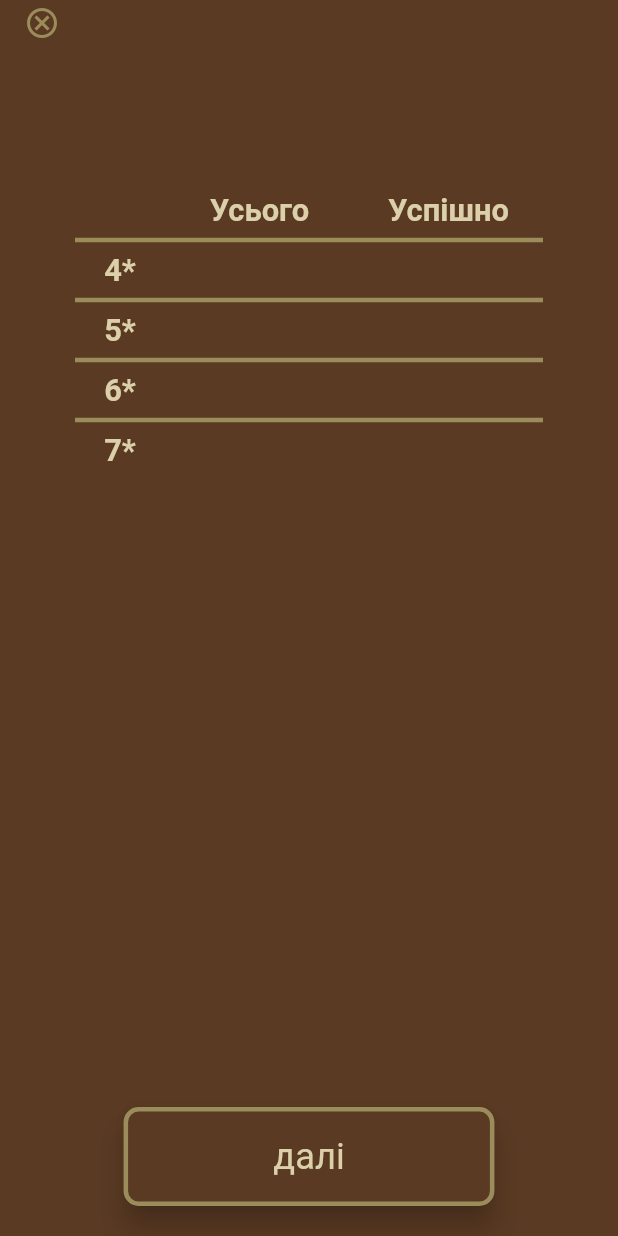
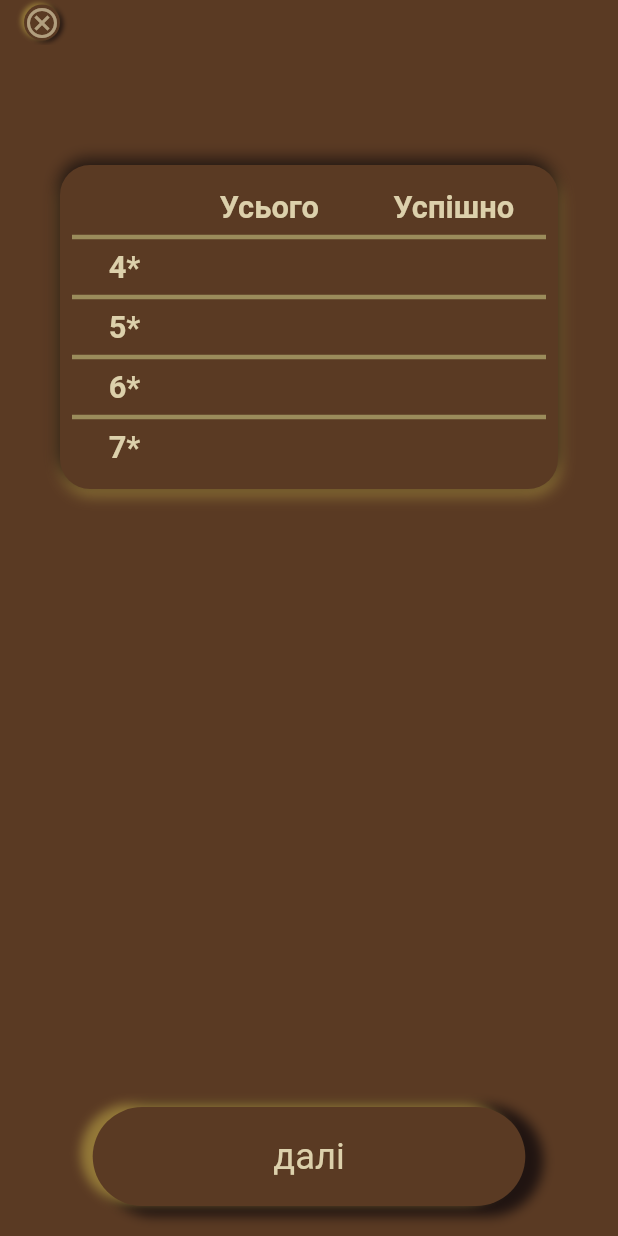
Before and after one commit to eNotEnoughBeer/guess_word_ua, a Flutter app: the screen it shows after launch, after a tap on "досягнення", on a phone screen of 412 x 824 dp. Run offline on Flutter 3.47's test engine with Material 2 defaults, Android fonts, the phone set to English and light mode, and no system bars; our stand-ins replace shared_preferences; Roboto replaces fonts that are missing (game_font).

Commit message:
some UI modifications

```diff
--- a/lib/UI/colors_map.dart
+++ b/lib/UI/colors_map.dart
@@ -8,3 +8,5 @@ const cardBorder = Color(0xFF9B8C5B);
 const textColor = Color(0xFFDCD0AB);
 const absentColor = Color(0xFF2B0010);
 const backgroundColor = Color(0xFF5A3A23);
+const shadowColor = Color(0xFF201411);
+const lightShadowColor = Color(0xff947938);
--- a/lib/UI/game_button.dart
+++ /dev/null
@@ -1,58 +0,0 @@
-import 'dart:math';
-import 'package:flutter/material.dart';
-import 'package:guess_word_ua/UI/colors_map.dart';
-
-class GameButton extends StatelessWidget {
-  final double? width;
-  final double? height;
-  final String text;
-  final VoidCallback? onPressed;
-
-  const GameButton(
-      {Key? key,
-      this.onPressed,
-      double? buttonWidth,
-      double? buttonHeight,
-      required this.text})
-      : width = buttonWidth,
-        height = buttonHeight,
-        super(key: key);
-
-  @override
-  Widget build(BuildContext context) {
-    final buttonHeight = height ?? MediaQuery.of(context).size.height * 0.08;
-    final buttonWidth = width ?? MediaQuery.of(context).size.width * 0.6;
-    final fontHeight = min(MediaQuery.of(context).size.width,
-            MediaQuery.of(context).size.height) /
-        17;
-    bool textIsImagePath = text.indexOf('assets/') == 0;
-    return SizedBox(
-      width: buttonWidth,
-      height: buttonHeight,
-      child: Material(
-        elevation: 8,
-        shape: const RoundedRectangleBorder(
-          side: BorderSide(color: cardBorder, width: 3),
-          borderRadius: BorderRadius.all(Radius.circular(10)),
-        ),
-        color: backgroundColor,
-        child: InkWell(
-          borderRadius: const BorderRadius.all(Radius.circular(10)),
-          onTap: onPressed,
-          child: Center(
-            child: textIsImagePath
-                ? Padding(
-                    padding: const EdgeInsets.all(8.0),
-                    child: Image.asset(text),
-                  )
-                : Text(text,
-                    style: TextStyle(
-                      color: textColor,
-                      fontSize: fontHeight,
-                    )),
-          ),
-        ),
-      ),
-    );
-  }
-}
--- a/lib/UI/game_screen.dart
+++ b/lib/UI/game_screen.dart
@@ -1,11 +1,12 @@
 import 'package:flutter/material.dart';
-import 'package:guess_word_ua/UI/game_button.dart';
+import 'package:guess_word_ua/UI/widgets/game_button.dart';
 import 'package:guess_word_ua/UI/colors_map.dart';
 import 'package:guess_word_ua/UI/guess_word/words_widget.dart';
 import 'package:guess_word_ua/UI/virtual_keyboard/keyboard.dart';
 import 'package:guess_word_ua/services/navigation.dart';
 import 'package:guess_word_ua/view_model/view_model.dart';
 import 'package:provider/provider.dart';
+import 'widgets/back_to_previous_page.dart';
 
 class GameScreen extends StatelessWidget {
   const GameScreen({Key? key}) : super(key: key);
@@ -26,13 +27,16 @@ class GameScreen extends StatelessWidget {
           toolbarHeight: 30,
           backgroundColor: Colors.transparent,
           elevation: 0,
-          leading: IconButton(
-            padding: EdgeInsets.zero,
-            splashRadius: 15,
-            onPressed: () => Navigation.returnToPreviousPage(context),
-            icon: const Icon(
-              Icons.cancel_outlined,
-              color: cardBorder,
+          leading: BackToPreviousButton(
+            radius: 12,
+            child: IconButton(
+              padding: EdgeInsets.zero,
+              splashRadius: 15,
+              onPressed: () => Navigation.returnToPreviousPage(context),
+              icon: Icon(
+                Icons.cancel_outlined,
+                color: textColor.withAlpha(170),
+              ),
             ),
           ),
         ),
--- a/lib/UI/initial_screen.dart
+++ b/lib/UI/initial_screen.dart
@@ -1,6 +1,6 @@
 import 'package:flutter/material.dart';
 import 'package:guess_word_ua/UI/colors_map.dart';
-import 'package:guess_word_ua/UI/game_button.dart';
+import 'package:guess_word_ua/UI/widgets/game_button.dart';
 import 'package:guess_word_ua/services/navigation.dart';
 
 class InitialScreen extends StatelessWidget {
@@ -8,7 +8,7 @@ class InitialScreen extends StatelessWidget {
 
   @override
   Widget build(BuildContext context) {
-    final double logoSize = MediaQuery.of(context).size.width * 0.4;
+    final double logoSize = MediaQuery.of(context).size.width * 0.45;
     return Scaffold(
       backgroundColor: backgroundColor,
       body: SafeArea(
@@ -49,15 +49,15 @@ class InitialScreen extends StatelessWidget {
                 children: [
                   GameButton(
                     text: 'досягнення',
-                    buttonWidth: MediaQuery.of(context).size.width * 0.46,
+                    buttonWidth: MediaQuery.of(context).size.width * 0.54,
                     onPressed: () => Navigation.showStatisticsScreen(context),
                   ),
                   SizedBox(
-                    width: MediaQuery.of(context).size.width * 0.02,
+                    width: MediaQuery.of(context).size.width * 0.03,
                   ),
                   GameButton(
                     text: '?',
-                    buttonWidth: MediaQuery.of(context).size.width * 0.12,
+                    buttonWidth: MediaQuery.of(context).size.height * 0.08,
                     onPressed: () => Navigation.showRulesScreen(context),
                   ),
                 ],
--- a/lib/UI/rules_screen.dart
+++ b/lib/UI/rules_screen.dart
@@ -1,6 +1,7 @@
 import 'package:flutter/material.dart';
 import 'package:guess_word_ua/UI/colors_map.dart';
-import 'package:guess_word_ua/UI/game_button.dart';
+import 'package:guess_word_ua/UI/widgets/back_to_previous_page.dart';
+import 'package:guess_word_ua/UI/widgets/game_button.dart';
 import 'package:guess_word_ua/services/navigation.dart';
 
 class RulesScreen extends StatelessWidget {
@@ -18,13 +19,16 @@ class RulesScreen extends StatelessWidget {
         toolbarHeight: 30,
         backgroundColor: Colors.transparent,
         elevation: 0,
-        leading: IconButton(
-          padding: EdgeInsets.zero,
-          splashRadius: 15,
-          onPressed: () => Navigation.returnToPreviousPage(context),
-          icon: const Icon(
-            Icons.cancel_outlined,
-            color: unusedColor,
+        leading: BackToPreviousButton(
+          radius: 12,
+          child: IconButton(
+            padding: EdgeInsets.zero,
+            splashRadius: 15,
+            onPressed: () => Navigation.returnToPreviousPage(context),
+            icon: Icon(
+              Icons.cancel_outlined,
+              color: textColor.withAlpha(170),
+            ),
           ),
         ),
       ),
--- a/lib/UI/splash_screen.dart
+++ b/lib/UI/splash_screen.dart
@@ -1,5 +1,6 @@
 import 'package:flutter/material.dart';
 import 'package:guess_word_ua/UI/colors_map.dart';
+import 'package:guess_word_ua/UI/widgets/logo_widget.dart';
 import 'package:guess_word_ua/services/navigation.dart';
 
 class SplashScreen extends StatefulWidget {
@@ -26,11 +27,7 @@ class _SplashScreenState extends State<SplashScreen> {
         child: Column(
           children: [
             SizedBox(height: topPaddingHeight),
-            SizedBox(
-              width: topPaddingHeight * 1.3,
-              height: topPaddingHeight * 1.3,
-              child: const Image(image: AssetImage('assets/logo.png')),
-            ),
+            Logo(size: topPaddingHeight * 1.3),
             const Spacer(),
             const Text(
               'by',
--- a/lib/UI/statistics_screen.dart
+++ b/lib/UI/statistics_screen.dart
@@ -1,6 +1,7 @@
 import 'package:flutter/material.dart';
 import 'package:guess_word_ua/UI/colors_map.dart';
-import 'package:guess_word_ua/UI/game_button.dart';
+import 'package:guess_word_ua/UI/widgets/back_to_previous_page.dart';
+import 'package:guess_word_ua/UI/widgets/game_button.dart';
 import 'package:guess_word_ua/providers/statistics_provider.dart';
 import 'package:guess_word_ua/services/navigation.dart';
 import 'package:guess_word_ua/services/statistics_service.dart';
@@ -27,13 +28,16 @@ class _StatisticsScreenState extends State<StatisticsScreen> {
         toolbarHeight: 30,
         backgroundColor: Colors.transparent,
         elevation: 0,
-        leading: IconButton(
-          padding: EdgeInsets.zero,
-          splashRadius: 15,
-          onPressed: () => Navigation.returnToPreviousPage(context),
-          icon: const Icon(
-            Icons.cancel_outlined,
-            color: cardBorder,
+        leading: BackToPreviousButton(
+          radius: 12,
+          child: IconButton(
+            padding: EdgeInsets.zero,
+            splashRadius: 15,
+            onPressed: () => Navigation.returnToPreviousPage(context),
+            icon: Icon(
+              Icons.cancel_outlined,
+              color: textColor.withAlpha(170),
+            ),
           ),
         ),
       ),
@@ -46,7 +50,26 @@ class _StatisticsScreenState extends State<StatisticsScreen> {
           }
           return Column(children: [
             const SizedBox(height: 40),
-            _statisticsGrid(stats.data),
+            Padding(
+              padding: const EdgeInsets.all(40.0),
+              child: Container(
+                decoration: BoxDecoration(
+                  borderRadius: BorderRadius.circular(20),
+                  color: backgroundColor,
+                  boxShadow: const [
+                    BoxShadow(
+                        color: lightShadowColor,
+                        offset: Offset(1, 4),
+                        blurRadius: 8),
+                    BoxShadow(
+                        color: shadowColor,
+                        offset: Offset(-1, -4),
+                        blurRadius: 8),
+                  ],
+                ),
+                child: _statisticsGrid(stats.data),
+              ),
+            ),
             const Spacer(),
             GameButton(
               text: 'далі',
@@ -69,7 +92,7 @@ class _StatisticsScreenState extends State<StatisticsScreen> {
     );
     return Center(
       child: Padding(
-        padding: const EdgeInsets.all(50.0),
+        padding: const EdgeInsets.all(8.0),
         child: Table(
           border: const TableBorder(
             horizontalInside: BorderSide(
@@ -78,7 +101,7 @@ class _StatisticsScreenState extends State<StatisticsScreen> {
             ),
           ),
           columnWidths: const {
-            0: FixedColumnWidth(60),
+            0: FixedColumnWidth(70),
             1: FlexColumnWidth(1),
             2: FlexColumnWidth(1),
           },
--- a/lib/UI/virtual_keyboard/letter_key.dart
+++ b/lib/UI/virtual_keyboard/letter_key.dart
@@ -1,4 +1,5 @@
 import 'package:flutter/material.dart';
+import 'package:guess_word_ua/UI/colors_map.dart';
 import 'package:guess_word_ua/model/virtual_keyboard_model.dart';
 import 'package:provider/provider.dart';
 
@@ -14,13 +15,35 @@ class LetterKey extends StatelessWidget {
     return Expanded(
       flex: letter.flex,
       child: Padding(
-        padding: const EdgeInsets.all(2.0),
+        padding: const EdgeInsets.all(3.0),
+        child: Container(
+          decoration: letter.color == unusedColor
+              ? BoxDecoration(
+                  color: backgroundColor,
+                  borderRadius: BorderRadius.circular(4),
+                  boxShadow: const [
+                    BoxShadow(
+                      color: shadowColor,
+                      offset: Offset(1, 1),
+                      blurRadius: 5,
+                    ),
+                    BoxShadow(
+                      color: lightShadowColor,
+                      offset: Offset(-1, -1),
+                      blurRadius: 2,
+                    ),
+                  ],
+                )
+              : null,
           child: Material(
             shape: const RoundedRectangleBorder(
               borderRadius: BorderRadius.all(Radius.circular(4)),
             ),
             color: letter.color,
+            child: Padding(
+              padding: const EdgeInsets.all(1.0),
               child: InkWell(
+                borderRadius: const BorderRadius.all(Radius.circular(4)),
                 onTap: () {
                   letter.text == null
                       ? letter.onPressed?.call()
@@ -41,6 +64,8 @@ class LetterKey extends StatelessWidget {
               ),
             ),
           ),
+        ),
+      ),
     );
   }
 }
--- /dev/null
+++ b/lib/UI/widgets/back_to_previous_page.dart
@@ -0,0 +1,43 @@
+import 'package:flutter/material.dart';
+import 'package:guess_word_ua/UI/colors_map.dart';
+
+class BackToPreviousButton extends StatelessWidget {
+  final double radius;
+  final Widget child;
+  const BackToPreviousButton(
+      {Key? key, required this.radius, required this.child})
+      : super(key: key);
+
+  @override
+  Widget build(BuildContext context) {
+    return Stack(
+      children: [
+        Positioned(
+          top: 3,
+          left: 16,
+          child: Container(
+            width: radius * 2,
+            height: radius * 2,
+            decoration: BoxDecoration(
+              color: backgroundColor,
+              borderRadius: BorderRadius.circular(radius),
+              boxShadow: const [
+                BoxShadow(
+                  color: shadowColor,
+                  offset: Offset(2, 1),
+                  blurRadius: 2,
+                ),
+                BoxShadow(
+                  color: lightShadowColor,
+                  offset: Offset(-2, -1),
+                  blurRadius: 2,
+                ),
+              ],
+            ),
+          ),
+        ),
+        Positioned.fill(child: child),
+      ],
+    );
+  }
+}
--- /dev/null
+++ b/lib/UI/widgets/game_button.dart
@@ -0,0 +1,80 @@
+import 'dart:math';
+import 'package:flutter/material.dart';
+import 'package:guess_word_ua/UI/colors_map.dart';
+
+class GameButton extends StatelessWidget {
+  final double? width;
+  final double? height;
+  final String text;
+  final VoidCallback? onPressed;
+
+  const GameButton(
+      {Key? key,
+      this.onPressed,
+      double? buttonWidth,
+      double? buttonHeight,
+      required this.text})
+      : width = buttonWidth,
+        height = buttonHeight,
+        super(key: key);
+
+  @override
+  Widget build(BuildContext context) {
+    final buttonHeight = height ?? MediaQuery.of(context).size.height * 0.08;
+    final buttonWidth = width ?? MediaQuery.of(context).size.width * 0.7;
+    final fontHeight = min(MediaQuery.of(context).size.width,
+            MediaQuery.of(context).size.height) /
+        17;
+    bool textIsImagePath = text.indexOf('assets/') == 0;
+    return SizedBox(
+      width: buttonWidth,
+      height: buttonHeight,
+      child: Container(
+        decoration: BoxDecoration(
+          color: backgroundColor,
+          borderRadius: BorderRadius.circular(buttonHeight),
+          boxShadow: const [
+            BoxShadow(
+              color: shadowColor,
+              offset: Offset(8, 3),
+              blurRadius: 6,
+              spreadRadius: 4,
+            ),
+            BoxShadow(
+              color: lightShadowColor,
+              offset: Offset(-8, -2),
+              blurRadius: 5,
+            ),
+          ],
+        ),
+        child: Material(
+          elevation: 0,
+          shape: RoundedRectangleBorder(
+            //side: BorderSide(color: cardBorder, width: 3),
+            borderRadius: BorderRadius.all(Radius.circular(buttonHeight)),
+          ),
+          color: Colors.transparent,
+          child: Padding(
+            padding: const EdgeInsets.all(2.0),
+            child: InkWell(
+              borderRadius: BorderRadius.all(Radius.circular(buttonHeight)),
+              onTap: onPressed,
+              child: Center(
+                child: textIsImagePath
+                    ? Padding(
+                        padding: const EdgeInsets.all(8.0),
+                        child: Image.asset(text),
+                      )
+                    : Text(text,
+                        style: TextStyle(
+                          color: textColor,
+                          fontSize: fontHeight,
+                        )),
+              ),
+            ),
+          ),
+        ),
+      ),
+    );
+  }
+}
--- /dev/null
+++ b/lib/UI/widgets/logo_widget.dart
@@ -0,0 +1,51 @@
+import 'package:flutter/material.dart';
+import 'package:guess_word_ua/UI/colors_map.dart';
+
+class Logo extends StatelessWidget {
+  final double size;
+  const Logo({
+    Key? key,
+    required this.size,
+  }) : super(key: key);
+
+  @override
+  Widget build(BuildContext context) {
+    return Stack(
+      children: [
+        Container(
+          width: size,
+          height: size,
+          decoration: BoxDecoration(
+            borderRadius: BorderRadius.circular(size),
+            gradient: const LinearGradient(
+              colors: [shadowColor, lightShadowColor],
+              begin: Alignment.topLeft,
+              end: Alignment.bottomRight,
+            ),
+            boxShadow: const [
+              BoxShadow(
+                color: shadowColor,
+                offset: Offset(8, 3),
+                blurRadius: 8,
+              ),
+              BoxShadow(
+                color: lightShadowColor,
+                offset: Offset(-6, -2),
+                blurRadius: 5,
+              ),
+            ],
+          ),
+        ),
+        Positioned(
+          top: 8,
+          left: 8,
+          bottom: 8,
+          right: 8,
+          child: CircleAvatar(
+              backgroundColor: backgroundColor,
+              backgroundImage: Image.asset('assets/logo.png').image),
+        ),
+      ],
+    );
+  }
+}
```
Also changed, not shown: assets/howto.png, assets/logo.png. Lines whose indentation alone changed are shown as unchanged.
